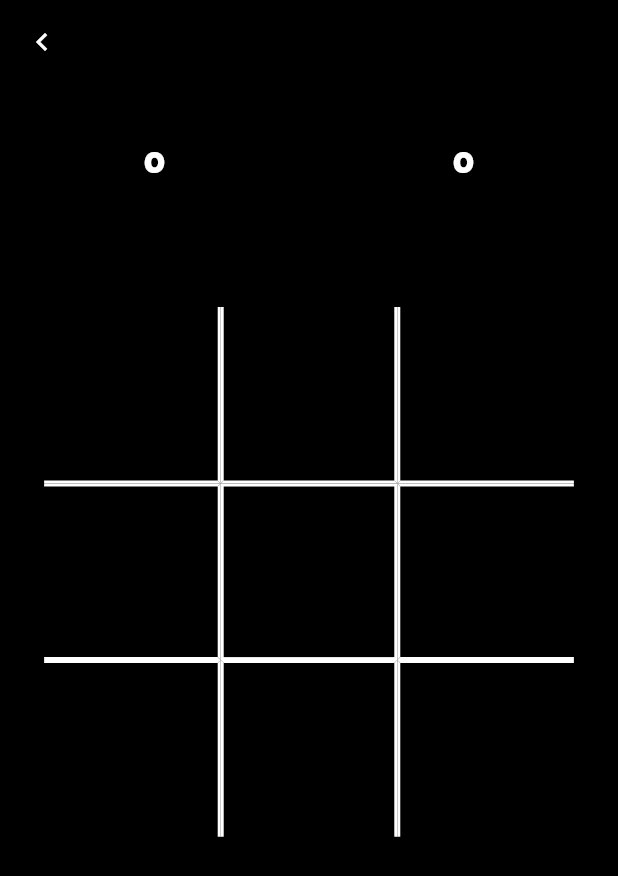
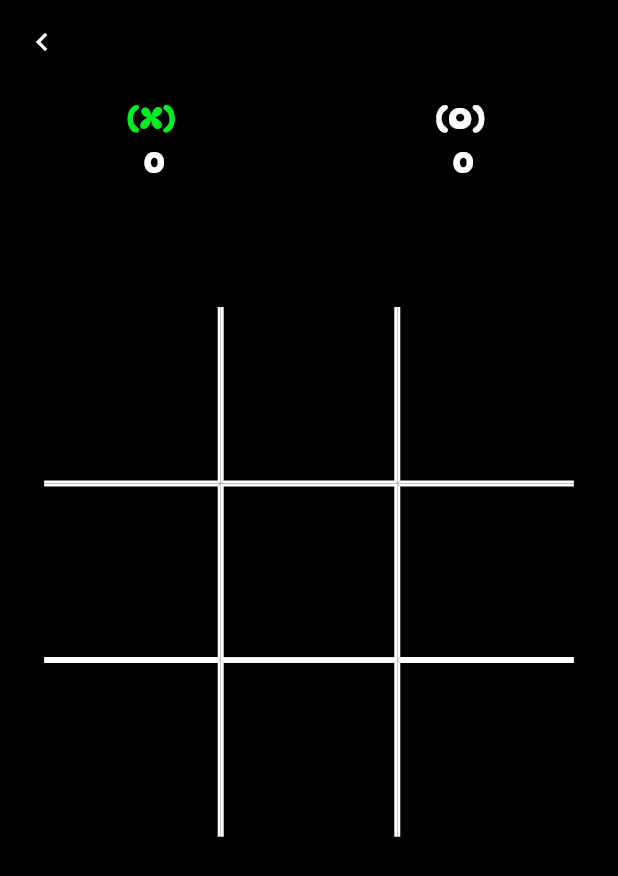
Before and after one commit to rafaelcsilvadev/tiktaktoe, a Flutter app: the GameView screen opened by its route, on a phone screen of 412 x 824 dp. Shown: the top 876 px of the screen. Run offline on Flutter 3.47's test engine with Material 3 defaults, Android fonts, the phone set to English and light mode, and no system bars; our stand-ins replace flutter_modular, gap.

Commit message:
Adjusted somethings

```diff
--- a/lib/core/theme/app_colors.dart
+++ b/lib/core/theme/app_colors.dart
@@ -4,12 +4,14 @@ enum AppColors {
   primary,
   secondary,
   neutral,
+  positive,
   error;
 
   Color get value => switch (this) {
     AppColors.primary => const Color(0XFF000000),
     AppColors.secondary => const Color(0XFF212121),
     AppColors.neutral => const Color(0XFFFFFFFF),
-    AppColors.error => const Color.fromARGB(255, 252, 1, 1),
+    AppColors.positive => const Color(0xFF03EC22),
+    AppColors.error => const Color(0xFFFC0101),
   };
 }
--- a/lib/modules/game/presentation/components/game_field.dart
+++ b/lib/modules/game/presentation/components/game_field.dart
@@ -7,12 +7,12 @@ import 'package:tiktaktoe/modules/game/presentation/stores/game_field_store/game
 class GameField extends StatelessWidget {
   GameField({super.key, required this.onHouse});
 
-  final void Function() onHouse;
+  final void Function(int) onHouse;
   final GameFieldStore _gameFieldStore = Modular.get<GameFieldStore>();
 
   void onTapHouse({required int index}) {
     _gameFieldStore.onSetSymbol(index: index);
-    onHouse();
+    onHouse(index);
   }
 
   @override
--- a/lib/modules/game/presentation/components/player_points.dart
+++ b/lib/modules/game/presentation/components/player_points.dart
@@ -3,10 +3,16 @@ import 'package:tiktaktoe/core/components/app_text/app_text.dart';
 import 'package:tiktaktoe/core/theme/app_colors.dart';
 
 class PlayerPoints extends StatelessWidget {
-  const PlayerPoints({super.key, required this.name, required this.point});
+  const PlayerPoints({
+    super.key,
+    required this.name,
+    required this.point,
+    required this.playerNameColor,
+  });
 
   final String name;
   final String point;
+  final Color playerNameColor;
 
   @override
   Widget build(BuildContext context) {
@@ -16,7 +22,7 @@ class PlayerPoints extends StatelessWidget {
       children: [
         AppText.semiBold(
           name,
-          color: AppColors.neutral.value,
+          color: playerNameColor,
           fontSize: size.width * 0.05,
         ),
         AppText.semiBold(
--- a/lib/modules/game/presentation/stores/game_field_store/game_field_store.dart
+++ b/lib/modules/game/presentation/stores/game_field_store/game_field_store.dart
@@ -4,6 +4,8 @@ abstract class GameFieldStore extends ChangeNotifier {
   List<String> get housesValues;
   List<int> get player1Fields;
   List<int> get player2Fields;
+  String get player1Symbol;
+  String get player2Symbol;
   bool get isPlayer1;
   void onSetSymbol({required int index});
   void onChangePlayer();
--- a/lib/modules/game/presentation/views/game_view.dart
+++ b/lib/modules/game/presentation/views/game_view.dart
@@ -128,11 +128,15 @@ class _GameViewState extends State<GameView> {
                 mainAxisAlignment: MainAxisAlignment.spaceAround,
                 children: [
                   PlayerPoints(
-                    name: _gameController.player1Name,
+                    playerNameColor: _gameFieldStore.isPlayer1 ? AppColors.positive.value : AppColors.neutral.value,
+                    name:
+                        '(${_gameFieldStore.player1Symbol}) ${_gameController.player1Name}',
                     point: _gameController.player1point,
                   ),
                   PlayerPoints(
-                    name: _gameController.player2Name,
+                    playerNameColor: !_gameFieldStore.isPlayer1 ? AppColors.positive.value : AppColors.neutral.value,
+                    name:
+                        '(${_gameFieldStore.player2Symbol}) ${_gameController.player2Name}',
                     point: _gameController.player2point,
                   ),
                 ],
@@ -142,7 +146,7 @@ class _GameViewState extends State<GameView> {
           Gap(size.height * 0.1),
           Container(
             alignment: Alignment.center,
-            child: GameField(onHouse: onHouse),
+            child: GameField(onHouse: (_) => onHouse()),
           ),
         ],
       ),
```
Also changed, not shown: lib/modules/game/presentation/stores/game_field_store/game_field_store_impl.dart (+11 -6 lines).
